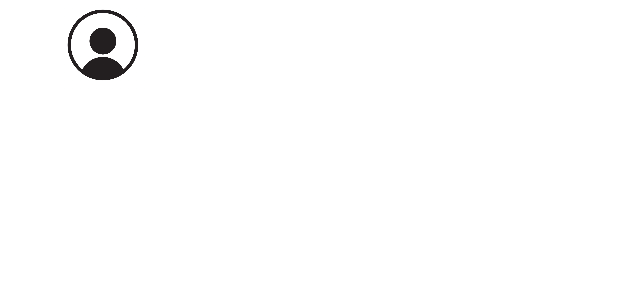
After one commit to CatalinaMoralesCardenas/Taller2CM, an Android app: the layout contacts_item.xml on its own in the app's theme, with its tools: preview values and no code run, on a phone screen of 412 x 824 dp. The commit adds this screen. Shown: the top 300 px of the screen. Run offline under Robolectric (Android 15) with nearby library versions, the phone set to English and light mode, and no system bars.

Commit message:
Creacion del Punto 2

```diff
--- a/app/src/main/AndroidManifest.xml
+++ b/app/src/main/AndroidManifest.xml
@@ -1,6 +1,8 @@
 <?xml version="1.0" encoding="utf-8"?>
 <manifest xmlns:android="http://schemas.android.com/apk/res/android"
     package="com.example.taller2">
+
+    <uses-permission android:name="android.permission.READ_CONTACTS" />
 
     <application
         android:allowBackup="true"
@@ -9,6 +11,7 @@
         android:roundIcon="@mipmap/ic_launcher_round"
         android:supportsRtl="true"
         android:theme="@style/Theme.Taller2">
+        <activity android:name=".ContactsActivity"></activity>
         <activity android:name=".MainActivity">
             <intent-filter>
                 <action android:name="android.intent.action.MAIN" />
--- a/app/src/main/res/layout/activity_main.xml
+++ b/app/src/main/res/layout/activity_main.xml
@@ -17,7 +17,8 @@
         app:layout_constraintBottom_toTopOf="@+id/contacts"
         app:layout_constraintEnd_toEndOf="parent"
         app:layout_constraintStart_toStartOf="parent"
-        app:srcCompat="@drawable/camera" />
+        app:srcCompat="@drawable/camera"
+        android:onClick="camara"/>
 
     <ImageButton
         android:id="@+id/contacts"
@@ -43,6 +44,7 @@
         app:layout_constraintEnd_toEndOf="parent"
         app:layout_constraintStart_toStartOf="parent"
         app:layout_constraintTop_toBottomOf="@+id/contacts"
-        app:srcCompat="@drawable/location" />
+        app:srcCompat="@drawable/location"
+        android:onClick="location"/>
 
 </androidx.constraintlayout.widget.ConstraintLayout>
--- /dev/null
+++ b/app/src/main/res/layout/contacts_item.xml
@@ -0,0 +1,33 @@
+<?xml version="1.0" encoding="utf-8"?>
+ <LinearLayout xmlns:android="http://schemas.android.com/apk/res/android"
+     xmlns:app="http://schemas.android.com/apk/res-auto"
+     android:layout_width="match_parent"
+     android:layout_height="match_parent"
+    android:paddingRight="5dp"
+    android:paddingLeft="10dp">
+
+
+ <ImageView
+     android:id="@+id/icono"
+     android:layout_width="0dp"
+     android:layout_height="60dp"
+     android:layout_weight="2"
+     android:paddingTop="2dp"
+     app:srcCompat="@drawable/contactsicon" />
+
+ <TextView
+     android:id="@+id/idContacto"
+     android:layout_width="0dp"
+     android:layout_height="60dp"
+     android:gravity="center_vertical"
+     android:layout_weight="0.7"
+      />
+
+ <TextView
+     android:id="@+id/nombreContacto"
+     android:layout_width="0dp"
+     android:layout_height="60dp"
+     android:gravity="center_vertical"
+     android:layout_weight="4"
+      />
+</LinearLayout>
--- a/app/src/main/res/values/colors.xml
+++ b/app/src/main/res/values/colors.xml
@@ -7,4 +7,6 @@
     <color name="teal_700">#FF018786</color>
     <color name="black">#FF000000</color>
     <color name="white">#FFFFFFFF</color>
+    <color name="denied">#ED0909</color>
+    <color name="granted">#8BC34A</color>
 </resources>
```
Also changed, not shown: app/src/main/java/com/example/taller2/ContactsActivity.java (added, +78 -0 lines), app/src/main/java/com/example/taller2/MainActivity.java (+14 -0 lines), app/src/main/java/com/example/taller2/adapters/ContactsAdapter.java (added, +34 -0 lines), app/src/main/res/layout/activity_contacts.xml (added, +10 -0 lines), app/src/main/res/drawable/contactsicon.png (added).
